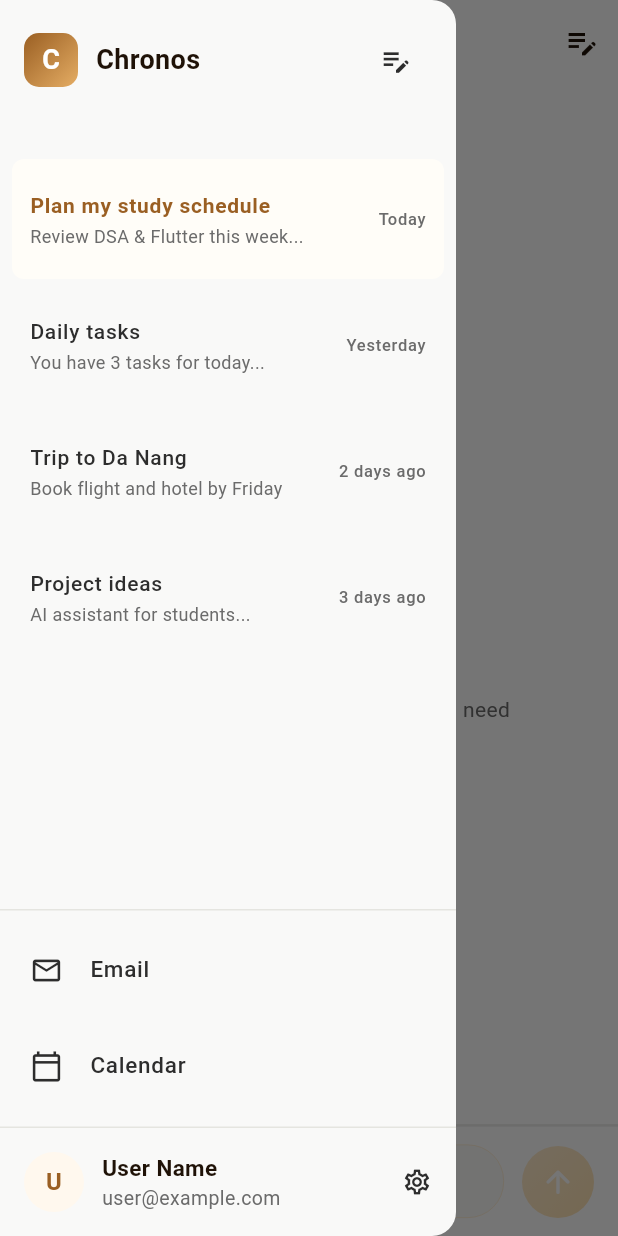
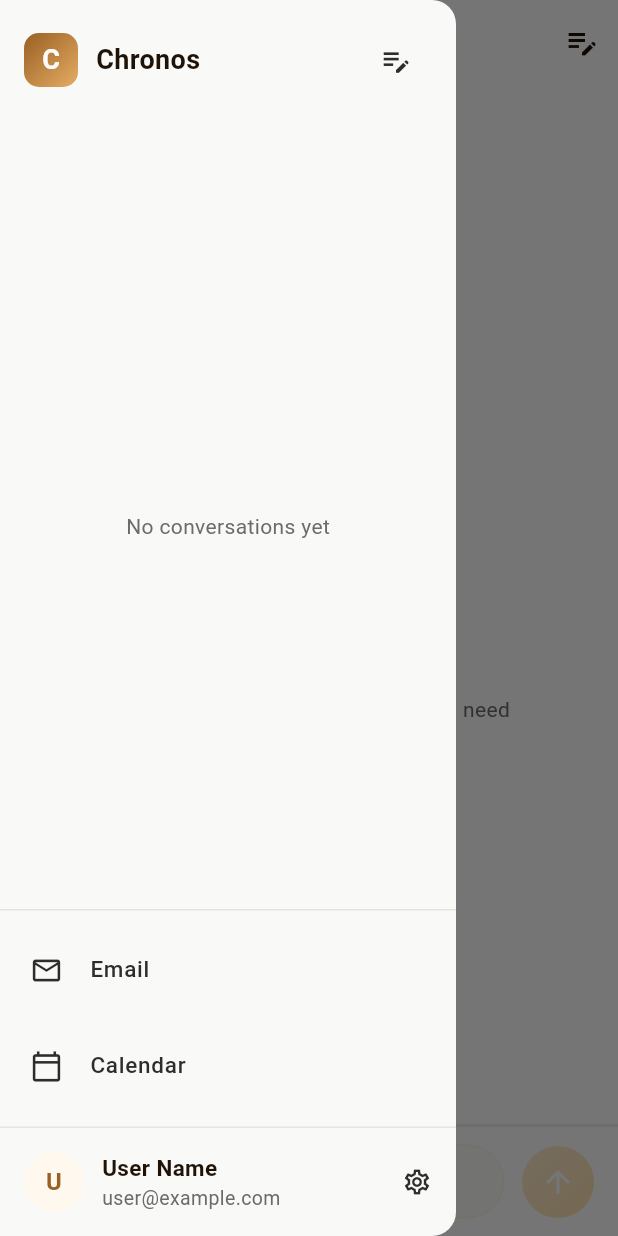
Before and after one commit to Chronus-LTE/chronos-mobile, a Flutter app: the ChatHomeScreen screen opened directly, after a tap on the "menu" icon, on a phone screen of 412 x 824 dp. Run offline on Flutter 3.47's test engine with Material 3 defaults, Android fonts, the phone set to English and light mode, and no system bars; our stand-ins replace google_sign_in, shared_preferences; accounts and stored records are empty.

Commit message:
feat: chat

```diff
--- a/lib/features/chat/models/message.dart
+++ b/lib/features/chat/models/message.dart
@@ -9,3 +9,28 @@ class ChatMessage {
     required this.time,
   });
 }
+
+class ChatConversation {
+  final String id;
+  final String title;
+  final String? lastMessage;
+  final DateTime? updatedAt;
+
+  ChatConversation({
+    required this.id,
+    required this.title,
+    this.lastMessage,
+    this.updatedAt,
+  });
+
+  factory ChatConversation.fromJson(Map<String, dynamic> json) {
+    return ChatConversation(
+      id: json['id'] ?? '',
+      title: json['title'] ?? 'New Chat',
+      lastMessage: json['last_message'],
+      updatedAt: json['updated_at'] != null
+          ? DateTime.tryParse(json['updated_at'])
+          : null,
+    );
+  }
+}
--- a/lib/features/chat/presentation/chat_screen.dart
+++ b/lib/features/chat/presentation/chat_screen.dart
@@ -15,6 +15,8 @@ class _ChatScreenState extends State<ChatScreen> {
   final TextEditingController _textController = TextEditingController();
   final ScrollController _scrollController = ScrollController();
   final FocusNode _focusNode = FocusNode();
+
+  int _previousMessageCount = 0;
 
   @override
   void dispose() {
@@ -55,18 +57,27 @@ class _ChatScreenState extends State<ChatScreen> {
     final vm = context.watch<ChatViewModel>();
     final messages = vm.messages;
 
-    // Auto-scroll when new messages arrive
+    // Auto-scroll only when message count changes
+    if (messages.length != _previousMessageCount) {
+      _previousMessageCount = messages.length;
       WidgetsBinding.instance.addPostFrameCallback((_) {
-      if (messages.isNotEmpty) {
+        if (messages.isNotEmpty && _scrollController.hasClients) {
           _scrollToBottom();
         }
       });
+    }
 
     return Column(
       children: [
         // Messages List
         Expanded(
-          child: messages.isEmpty
+          child: vm.isLoading
+              ? const Center(
+                  child: CircularProgressIndicator(
+                    valueColor: AlwaysStoppedAnimation<Color>(AppColors.clay600),
+                  ),
+                )
+              : messages.isEmpty
                   ? _buildEmptyState()
                   : ListView.builder(
                       controller: _scrollController,
--- a/lib/features/chat/presentation/widgets/drawer_conversation_list.dart
+++ b/lib/features/chat/presentation/widgets/drawer_conversation_list.dart
@@ -1,7 +1,9 @@
 import 'package:flutter/material.dart';
 import 'package:chronus/core/theme/app_colors.dart';
+import 'package:chronus/features/chat/viewmodels/chat_view_model.dart';
+import 'package:provider/provider.dart';
 
-class DrawerConversationList extends StatelessWidget {
+class DrawerConversationList extends StatefulWidget {
   final VoidCallback? onConversationSelected;
 
   const DrawerConversationList({
@@ -10,52 +12,78 @@ class DrawerConversationList extends StatelessWidget {
   });
 
   @override
+  State<DrawerConversationList> createState() => _DrawerConversationListState();
+}
+
+class _DrawerConversationListState extends State<DrawerConversationList> {
+  bool _hasLoaded = false;
+
+  @override
+  void initState() {
+    super.initState();
+    // Load conversations when drawer opens (only once)
+    if (!_hasLoaded) {
+      _hasLoaded = true;
+      WidgetsBinding.instance.addPostFrameCallback((_) {
+        context.read<ChatViewModel>().loadConversations();
+      });
+    }
+  }
+
+  @override
   Widget build(BuildContext context) {
-    // TODO: Replace with actual conversation data from provider
-    final conversations = _getMockConversations();
+    final vm = context.watch<ChatViewModel>();
+    final conversations = vm.conversations;
+    final currentId = vm.currentConversationId;
+
+    if (conversations.isEmpty) {
+      return Center(
+        child: Text(
+          'No conversations yet',
+          style: TextStyle(
+            color: AppColors.sidebarTextSecondary,
+            fontSize: 14,
+          ),
+        ),
+      );
+    }
 
     return ListView.builder(
       padding: const EdgeInsets.symmetric(vertical: 8),
       itemCount: conversations.length,
       itemBuilder: (context, index) {
         final conversation = conversations[index];
+        final isActive = conversation.id == currentId;
+
         return _ConversationItem(
           title: conversation.title,
-          lastMessage: conversation.lastMessage,
-          time: conversation.time,
-          isActive: index == 0, // First one is active
+          lastMessage: conversation.lastMessage ?? 'No messages',
+          time: _formatDate(conversation.updatedAt),
+          isActive: isActive,
           onTap: () {
-            onConversationSelected?.call();
-            Navigator.pop(context);
+            vm.loadChatHistory(conversation.id);
+            widget.onConversationSelected?.call();
+            // Navigator.pop(context); // Removed: Parent handles closing drawer
           },
         );
       },
     );
   }
 
-  List<_Conversation> _getMockConversations() {
-    return [
-      _Conversation(
-        title: 'Plan my study schedule',
-        lastMessage: 'Review DSA & Flutter this week...',
-        time: 'Today',
-      ),
-      _Conversation(
-        title: 'Daily tasks',
-        lastMessage: 'You have 3 tasks for today...',
-        time: 'Yesterday',
-      ),
-      _Conversation(
-        title: 'Trip to Da Nang',
-        lastMessage: 'Book flight and hotel by Friday',
-        time: '2 days ago',
-      ),
-      _Conversation(
-        title: 'Project ideas',
-        lastMessage: 'AI assistant for students...',
-        time: '3 days ago',
-      ),
-    ];
+  String _formatDate(DateTime? date) {
+    if (date == null) return '';
+    final now = DateTime.now();
+    final diff = now.difference(date);
+
+    if (diff.inDays == 0) {
+      return '${date.hour.toString().padLeft(2, '0')}:${date.minute.toString().padLeft(2, '0')}';
+    } else if (diff.inDays == 1) {
+      return 'Yesterday';
+    } else if (diff.inDays < 7) {
+      return '${diff.inDays} days ago';
+    } else {
+      return '${date.day}/${date.month}';
+    }
   }
 }
 
@@ -115,15 +143,3 @@ class _ConversationItem extends StatelessWidget {
     );
   }
 }
-
-class _Conversation {
-  final String title;
-  final String lastMessage;
-  final String time;
-
-  _Conversation({
-    required this.title,
-    required this.lastMessage,
-    required this.time,
-  });
-}
--- a/lib/features/chat/services/chat_service.dart
+++ b/lib/features/chat/services/chat_service.dart
@@ -3,6 +3,7 @@ import 'dart:convert';
 import 'dart:io';
 import 'package:chronus/features/chat/models/message.dart';
 import 'package:http/http.dart' as http;
+import 'package:shared_preferences/shared_preferences.dart';
 
 class ChatService {
   static String get baseUrl {
@@ -12,40 +13,89 @@ class ChatService {
     return 'http://localhost:8000/api/v1';
   }
 
-  String? _authToken;
+  // Helper to get headers with token
+  Future<Map<String, String>> _getHeaders() async {
+    final prefs = await SharedPreferences.getInstance();
+    final token = prefs.getString('auth_token');
 
-  void setAuthToken(String? token) {
-    _authToken = token;
+    if (token == null) {
+      print('WARNING: No auth token found in SharedPreferences');
+    } else {
+      print('DEBUG: Found auth token: ${token.substring(0, 10)}...');
+    }
+
+    return {
+      'Content-Type': 'application/json',
+      if (token != null) 'Authorization': 'Bearer $token',
+    };
   }
 
-  /// Fetch initial messages (empty for new chat)
-  Future<List<ChatMessage>> fetchInitialMessages() async {
-    // For now, return empty list for new chats
-    // In the future, this could load conversation history
-    await Future.delayed(const Duration(milliseconds: 100));
-    return [];
+  /// Get all conversations
+  /// GET /chat/conversations
+  Future<List<dynamic>> getConversations() async {
+    try {
+      final headers = await _getHeaders();
+      final response = await http.get(
+        Uri.parse('$baseUrl/chat/conversations'),
+        headers: headers,
+      );
+
+      if (response.statusCode == 200) {
+        return jsonDecode(response.body) as List<dynamic>;
+      } else {
+        throw Exception('Failed to load conversations: ${response.statusCode}');
+      }
+    } catch (e) {
+      print('Get Conversations Error: $e');
+      return [];
+    }
   }
 
-  /// Send message to AI and get response
-  Future<ChatMessage> sendMessage(String text) async {
+  /// Get chat history by conversation ID
+  /// GET /chat/{conversationId}
+  Future<List<ChatMessage>> getChatHistory(String conversationId) async {
     try {
-      final headers = {
-        'Content-Type': 'application/json',
-        if (_authToken != null) 'Authorization': 'Bearer $_authToken',
+      final headers = await _getHeaders();
+      final response = await http.get(
+        Uri.parse('$baseUrl/chat/$conversationId'),
+        headers: headers,
+      );
+
+      if (response.statusCode == 200) {
+        final List<dynamic> data = jsonDecode(response.body);
+        // Map response to ChatMessage list
+        // Assuming backend returns list of messages with 'content', 'role'/'is_user', 'created_at'
+        return data.map((item) => _mapToChatMessage(item)).toList();
+      } else {
+        throw Exception('Failed to load history: ${response.statusCode}');
+      }
+    } catch (e) {
+      print('Get History Error: $e');
+      return [];
+    }
+  }
+
+  /// Send message to AI
+  /// POST /chat/
+  Future<ChatMessage> sendMessage(String message, {String? conversationId}) async {
+    try {
+      final headers = await _getHeaders();
+      final body = {
+        'message': message,
+        if (conversationId != null) 'conversation_id': conversationId,
       };
 
       final response = await http.post(
-        Uri.parse('$baseUrl/chat/send'),
+        Uri.parse('$baseUrl/chat/'),
         headers: headers,
-        body: jsonEncode({
-          'message': text,
-        }),
+        body: jsonEncode(body),
       );
 
-      if (response.statusCode == 200) {
+      if (response.statusCode == 200 || response.statusCode == 201) {
         final data = jsonDecode(response.body);
+        // Assuming backend returns the AI response
         return ChatMessage(
-          text: data['response'] ?? 'No response from AI',
+          text: data['response'] ?? data['message'] ?? 'No response',
           isUser: false,
           time: _getCurrentTime(),
         );
@@ -54,7 +104,6 @@ class ChatService {
       }
     } catch (e) {
       print('ChatService Error: $e');
-      // Return a fallback message
       return ChatMessage(
         text: 'Sorry, I\'m having trouble connecting. Please try again.',
         isUser: false,
@@ -63,8 +112,33 @@ class ChatService {
     }
   }
 
+  // Helper to map backend data to ChatMessage
+  ChatMessage _mapToChatMessage(dynamic item) {
+    final isUser = item['role'] == 'user' || item['is_user'] == true;
+    return ChatMessage(
+      text: item['content'] ?? item['message'] ?? '',
+      isUser: isUser,
+      time: _formatTime(item['created_at'] ?? item['timestamp']),
+    );
+  }
+
   String _getCurrentTime() {
     final now = DateTime.now();
     return '${now.hour.toString().padLeft(2, '0')}:${now.minute.toString().padLeft(2, '0')}';
   }
+
+  String _formatTime(String? timestamp) {
+    if (timestamp == null) return _getCurrentTime();
+    try {
+      final date = DateTime.parse(timestamp).toLocal();
+      return '${date.hour.toString().padLeft(2, '0')}:${date.minute.toString().padLeft(2, '0')}';
+    } catch (e) {
+      return _getCurrentTime();
+    }
+  }
+
+  // Deprecated: fetchInitialMessages is replaced by getChatHistory
+  Future<List<ChatMessage>> fetchInitialMessages() async {
+    return [];
+  }
 }
--- a/lib/features/chat/viewmodels/chat_view_model.dart
+++ b/lib/features/chat/viewmodels/chat_view_model.dart
@@ -8,39 +8,68 @@ class ChatViewModel extends ChangeNotifier {
   ChatViewModel(this._service);
 
   final List<ChatMessage> _messages = [];
+  final List<ChatConversation> _conversations = [];
+  String? _currentConversationId;
+
   bool _isLoading = false;
   bool _isSending = false;
 
   List<ChatMessage> get messages => List.unmodifiable(_messages);
+  List<ChatConversation> get conversations => List.unmodifiable(_conversations);
+  String? get currentConversationId => _currentConversationId;
+
   bool get isLoading => _isLoading;
   bool get isSending => _isSending;
   bool get hasMessages => _messages.isNotEmpty;
 
   /// Start a new chat conversation
   void startNewChat() {
+    _currentConversationId = null;
     _messages.clear();
     _isLoading = false;
     _isSending = false;
     notifyListeners();
   }
 
-  /// Load initial messages (if any)
-  Future<void> loadInitialMessages() async {
+  /// Load all conversations for drawer
+  Future<void> loadConversations() async {
+    try {
+      final data = await _service.getConversations();
+      _conversations.clear();
+      _conversations.addAll(
+        data.map((json) => ChatConversation.fromJson(json)).toList(),
+      );
+      notifyListeners();
+    } catch (e) {
+      if (kDebugMode) {
+        print('Error loading conversations: $e');
+      }
+    }
+  }
+
+  /// Load chat history for a specific conversation
+  Future<void> loadChatHistory(String conversationId) async {
+    _currentConversationId = conversationId;
     _isLoading = true;
     notifyListeners();
 
     try {
-      final data = await _service.fetchInitialMessages();
+      final history = await _service.getChatHistory(conversationId);
       _messages.clear();
-      _messages.addAll(data);
+      _messages.addAll(history);
     } catch (e) {
       if (kDebugMode) {
-        print('Error loading messages: $e');
+        print('Error loading history: $e');
       }
     } finally {
       _isLoading = false;
       notifyListeners();
     }
+  }
+
+  // Deprecated: Use loadChatHistory instead
+  Future<void> loadInitialMessages() async {
+    await loadConversations();
   }
 
   /// Send user message and get AI response
@@ -60,8 +89,16 @@ class ChatViewModel extends ChangeNotifier {
 
     try {
       // Call service to get AI reply
-      final reply = await _service.sendMessage(text.trim());
+      final reply = await _service.sendMessage(
+        text.trim(),
+        conversationId: _currentConversationId,
+      );
       _messages.add(reply);
+
+      // Reload conversations to update last message/title if needed
+      // Optimization: Could update local list manually instead of fetching
+      loadConversations();
+
     } catch (e) {
       if (kDebugMode) {
         print('Error sending message: $e');
```
Also changed, not shown: lib/core/layout/main_layout.dart (+24 -2 lines), lib/features/auth/services/auth_service.dart (+22 -13 lines), lib/main.dart (+13 -4 lines). Lines whose indentation alone changed are shown as unchanged.
